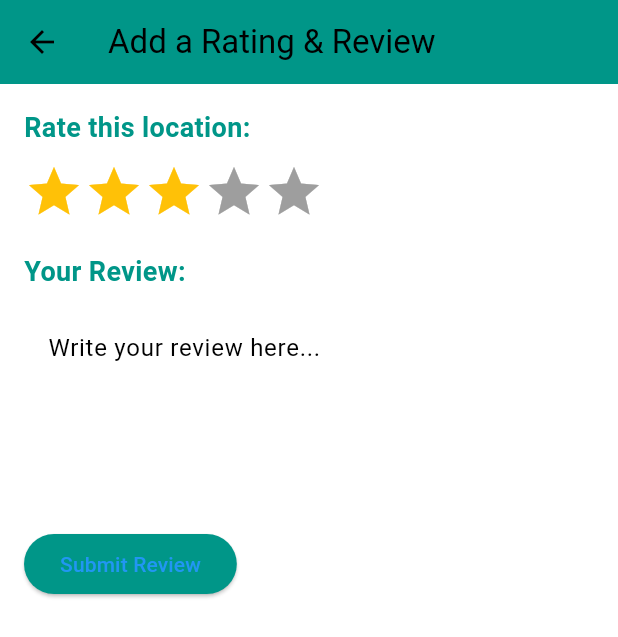
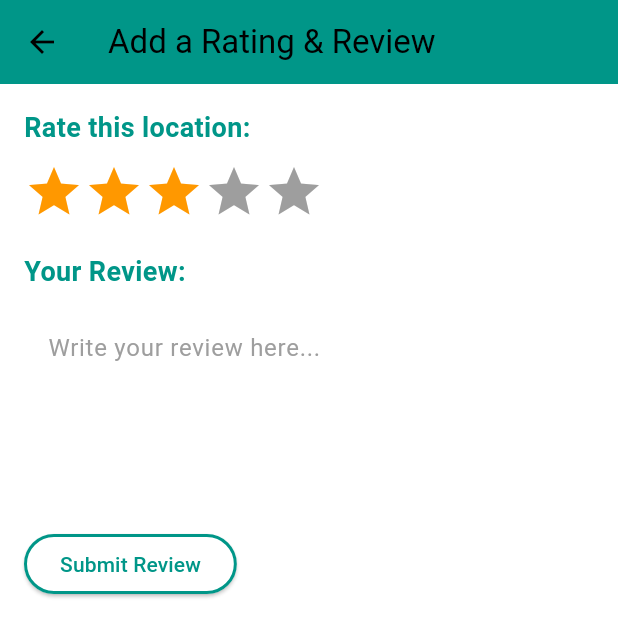
Before and after one commit to akhnasj/Smart-Tour-Guide, a Flutter app: the RatingsReviewsPage screen opened directly with empty values, on a phone screen of 412 x 824 dp. Shown: the top 637 px of the screen. Run offline on Flutter 3.47's test engine with Material 3 defaults, Android fonts, the light colour scheme and no system bars; drawn by our look-alikes of flutter_rating_bar; our stand-ins replace cloud_firestore, firebase_auth, firebase_core; accounts and stored records are empty.

Commit message:
Setup Ratings and Reviews Page

```diff
--- a/stg/lib/ratings_reviews.dart
+++ b/stg/lib/ratings_reviews.dart
@@ -96,8 +96,12 @@ class _RatingsReviewsPageState extends State<RatingsReviewsPage> {
               direction: Axis.horizontal,
               allowHalfRating: true,
               itemCount: 5,
-              itemBuilder: (context, _) =>
-                  Icon(Icons.star, color: Colors.amber),
+              itemBuilder: (context, index) => Icon(
+                Icons.star,
+                color: index < _rating
+                    ? Colors.orange
+                    : Colors.grey, // Highlight stars
+              ),
               onRatingUpdate: (rating) {
                 setState(() {
                   _rating = rating;
@@ -118,19 +122,22 @@ class _RatingsReviewsPageState extends State<RatingsReviewsPage> {
               controller: _reviewController,
               maxLines: 4,
               decoration: InputDecoration(
-                hintText: "Write your review here...",
+                hintText: "Write your review here...", // Hint text not bold
+                hintStyle: TextStyle(color: Colors.grey), // Lighter hint text
                 border: OutlineInputBorder(),
               ),
             ),
             SizedBox(height: 20),
-            // Submit button
+            // Submit button (white background)
             _isSubmitting
                 ? Center(child: CircularProgressIndicator())
                 : ElevatedButton(
                     onPressed: submitReview,
                     child: Text("Submit Review"),
                     style: ElevatedButton.styleFrom(
-                      backgroundColor: Colors.teal, // Button color
+                      backgroundColor: Colors.white, // White button
+                      foregroundColor: Colors.teal, // Text color
+                      side: BorderSide(color: Colors.teal, width: 2), // Border
                     ),
                   ),
           ],
```
